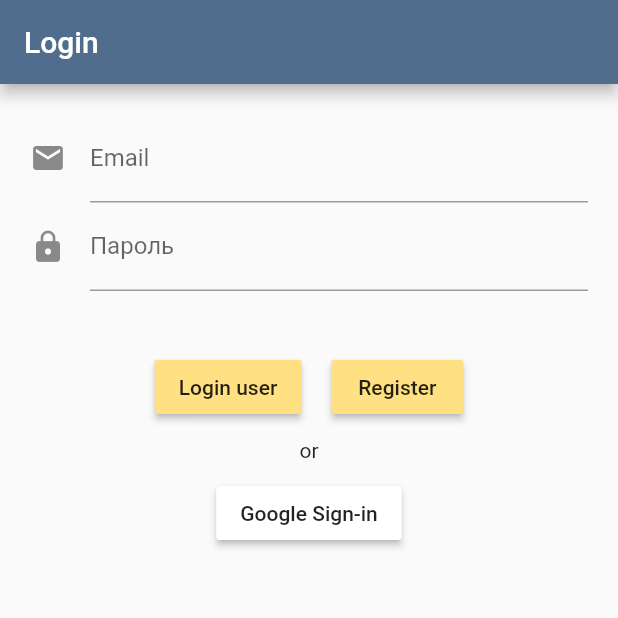
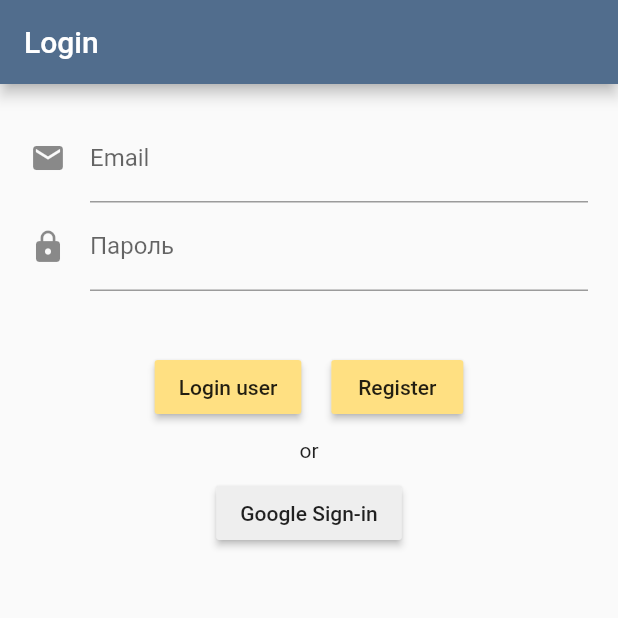
Before and after one commit to irinalim/PriceCalc, a Flutter app: the screen it shows after launch, on a phone screen of 412 x 824 dp, the top half of it. Run offline on Flutter 3.47's test engine with Material 2 defaults, Android fonts, the phone set to English and light mode, and no system bars; our stand-ins replace firebase_auth, firebase_database, google_sign_in, modal_progress_hud; missing offline and left inert: dart:ffi; accounts and stored records are empty.

```diff
--- a/lib/Components/Login.dart
+++ b/lib/Components/Login.dart
@@ -138,7 +138,7 @@ class _LoginState extends State<Login> {
                       RaisedButton(
                         child: Text("Google Sign-in"),
                         onPressed: () => signInWithGoogle(),
-                        color: Colors.white,
+                        color: Styles.lightGrey,
 
                       ),
 //                Row(
```
Also changed, not shown: lib/Components/Register.dart (+14 -3 lines).
